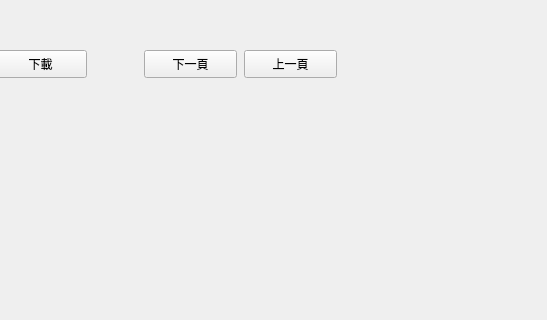
Before: the Qt Designer form test.ui in miyuki48/pttBeauty_imgurDowlnload, drawn with Qt 5; both pictures show x 536 to 1083 and y 0 to 320 of the 1083 by 912 pixel window.
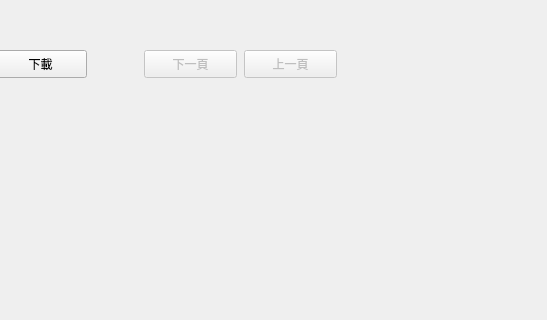
After: the same form once the commit is applied.

```diff
--- a/test.ui
+++ b/test.ui
@@ -164,6 +164,9 @@
     </property>
    </widget>
    <widget class="QPushButton" name="nextButton">
+    <property name="enabled">
+     <bool>false</bool>
+    </property>
     <property name="geometry">
      <rect>
       <x>680</x>
@@ -177,6 +180,9 @@
     </property>
    </widget>
    <widget class="QPushButton" name="lastButton">
+    <property name="enabled">
+     <bool>false</bool>
+    </property>
     <property name="geometry">
      <rect>
       <x>780</x>
@@ -188,6 +194,9 @@
     <property name="text">
      <string>上一頁</string>
     </property>
+    <property name="checkable">
+     <bool>false</bool>
+    </property>
    </widget>
    <widget class="QLabel" name="page">
     <property name="geometry">
```
Left out of the diff: 13 changed lines with no effect on the pictures.
